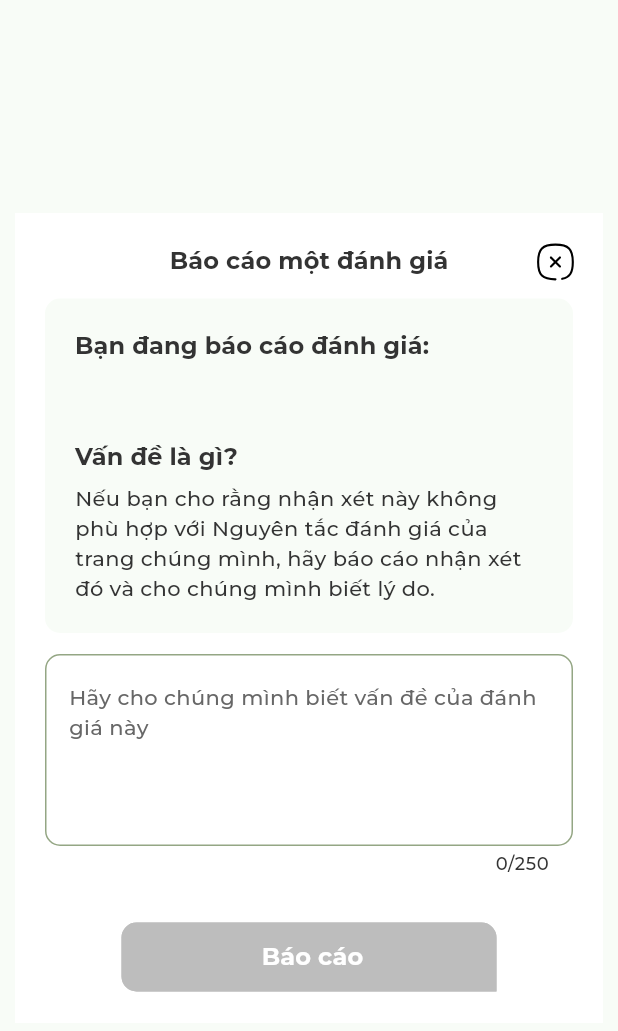
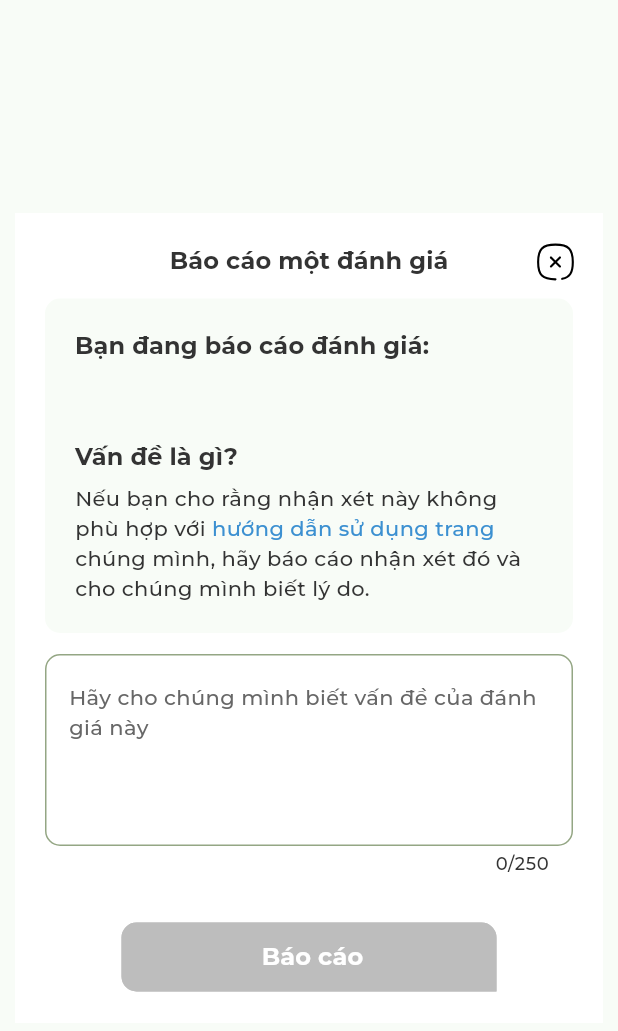
Before and after one commit to xuuanthuc/rank_your_uni, a Flutter app: the ReportReviewForm widget shown alone on an empty page, opened directly with empty values, on a phone screen of 412 x 824 dp. Shown: the top 1031 px of the screen. Run offline on Flutter 3.47's test engine with Material 3 defaults, Android fonts, the phone set to English and light mode, and no system bars; drawn by our look-alikes of flutter_markdown; our stand-ins replace auto_size_text, bloc, connectivity_plus, dio, dropdown_button2, equatable and 12 more; accounts and stored records are empty; generated files the repository leaves out were written again; network calls fail; project files that could hold a hidden picture were left out.

Commit message:
update UI

```diff
--- a/lib/l10n/app_en.arb
+++ b/lib/l10n/app_en.arb
@@ -222,7 +222,7 @@
   "deleteSuccessDescription": "Chúng mình hi vọng sẽ tiếp tục nhận được đánh giá của bạn trong tương lai",
   "confirm": "Đồng ý",
   "confirmDeleteReview": "Bằng cách bấm vào nút đồng ý. Đánh giá của bạn sẽ bị xoá vĩnh viễn, bạn sẽ không thể khôi phục lại nội dung của đánh giá này",
-  "findTeacher": "Tôi muốn tìm một giảng viên",
+  "findTeacher": "Bạn muốn tìm một giảng viên",
   "underDevelop": "Tính năng đang phát triển",
   "goBackLater": "Hãy thử lại sau nhé",
   "cannotEditProfile": "Bạn không thể chỉnh sửa thông tin khi đăng nhập bằng tài khoản Google"
--- a/lib/l10n/app_vi.arb
+++ b/lib/l10n/app_vi.arb
@@ -124,7 +124,7 @@
   "reportReview": "Báo cáo một đánh giá",
   "youAreReportingReview": "Bạn đang báo cáo đánh giá:",
   "whatIsMatter": "Vấn đề là gì?",
-  "whatIsMatterDescription": "Nếu bạn cho rằng nhận xét này không phù hợp với Nguyên tắc đánh giá của trang chúng mình, hãy báo cáo nhận xét đó và cho chúng mình biết lý do.",
+  "whatIsMatterDescription": "Nếu bạn cho rằng nhận xét này không phù hợp với Hướng dẫn sử dụng trang chúng mình, hãy báo cáo nhận xét đó và cho chúng mình biết lý do.",
   "reportContent": "Hãy cho chúng mình biết vấn đề của đánh giá này",
   "nameUniversity": "Tên trường đại học",
   "changeUniversity": "Đổi trường học",
@@ -222,7 +222,7 @@
   "deleteSuccessDescription": "Chúng mình hi vọng sẽ tiếp tục nhận được đánh giá của bạn trong tương lai",
   "confirm": "Đồng ý",
   "confirmDeleteReview": "Bằng cách bấm vào nút đồng ý. Đánh giá của bạn sẽ bị xoá vĩnh viễn, bạn sẽ không thể khôi phục lại nội dung của đánh giá này",
-  "findTeacher": "Tôi muốn tìm một giảng viên",
+  "findTeacher": "Bạn muốn tìm một giảng viên",
   "underDevelop": "Tính năng đang phát triển",
   "goBackLater": "Hãy thử lại sau nhé",
   "cannotEditProfile": "Bạn không thể chỉnh sửa thông tin khi đăng nhập bằng tài khoản Google"
--- a/lib/src/screens/detail/report_review_form.dart
+++ b/lib/src/screens/detail/report_review_form.dart
@@ -1,10 +1,12 @@
 import 'package:flutter/material.dart';
 import 'package:flutter_bloc/flutter_bloc.dart';
+import 'package:flutter_markdown/flutter_markdown.dart';
 import 'package:flutter_svg/flutter_svg.dart';
 import 'package:go_router/go_router.dart';
 import 'package:template/src/models/response/review.dart';
 import 'package:template/src/screens/detail/bloc/report_cubit.dart';
 import 'package:template/src/screens/widgets/responsive_builder.dart';
+import 'package:url_launcher/url_launcher.dart';
 import '../../../global/style/styles.dart';
 import '../../../global/utilities/toast.dart';
 import '../widgets/primary_dialog.dart';
@@ -87,10 +89,28 @@ class _ReportReviewFormState extends State<ReportReviewForm> {
                             style: theme.primaryTextTheme.labelLarge,
                           ),
                           const SizedBox(height: 6),
-                          Text(
-                            text.whatIsMatterDescription,
-                            style: theme.primaryTextTheme.bodyMedium,
+                          MarkdownBody(
+                            data: 'Nếu bạn cho rằng nhận xét này không phù hợp với [hướng dẫn sử dụng trang](https://rankyouruni.com/guidelines) chúng mình, hãy báo cáo nhận xét đó và cho chúng mình biết lý do.',
+                            selectable: true,
+                            onTapLink: (t, u, c) async {
+                              if (u != null) {
+                                if (!await launchUrl(Uri.parse(u))) {
+                                  throw Exception('Could not launch $u');
+                                }
+                              }
+                            },
+                            styleSheet: MarkdownStyleSheet(
+                              a: theme.primaryTextTheme.bodyMedium?.copyWith(
+                                fontWeight: FontWeight.w500,
+                                color: AppColors.info,
+                              ),
+                              p: theme.primaryTextTheme.bodyMedium,
+                            ),
                           ),
+                          // Text(
+                          //   text.whatIsMatterDescription,
+                          //   style: theme.primaryTextTheme.bodyMedium,
+                          // ),
                         ],
                       ),
                     ),
```
Also changed, not shown: lib/src/screens/review/review_success.dart (+24 -22 lines), 1 other file.
